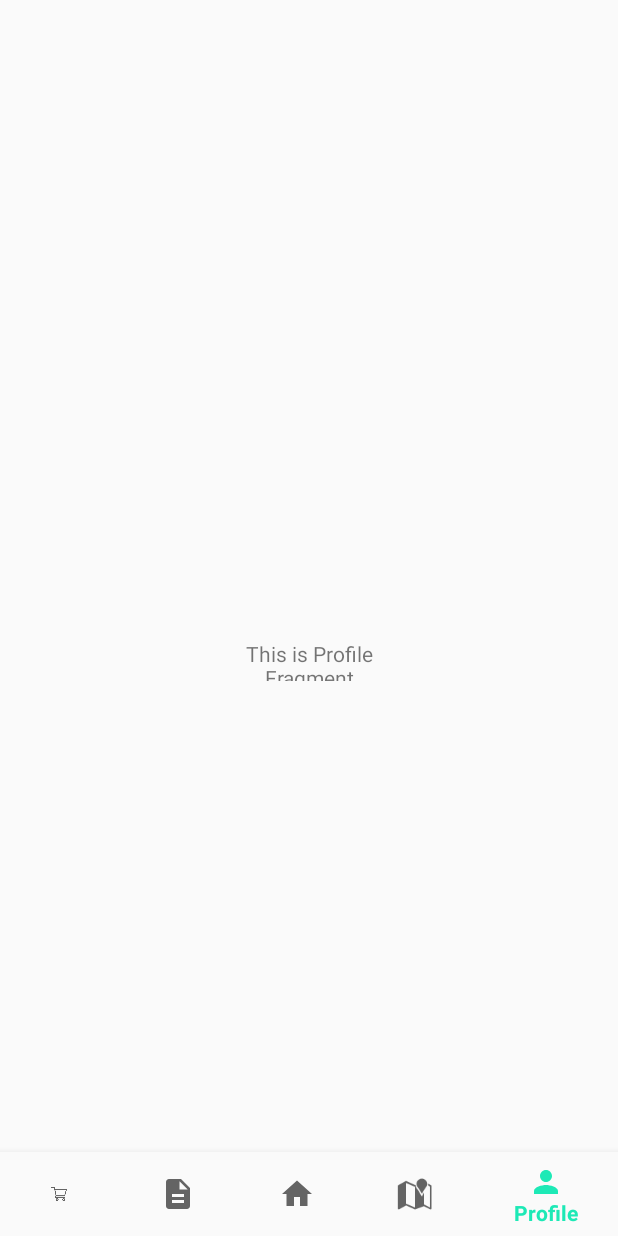
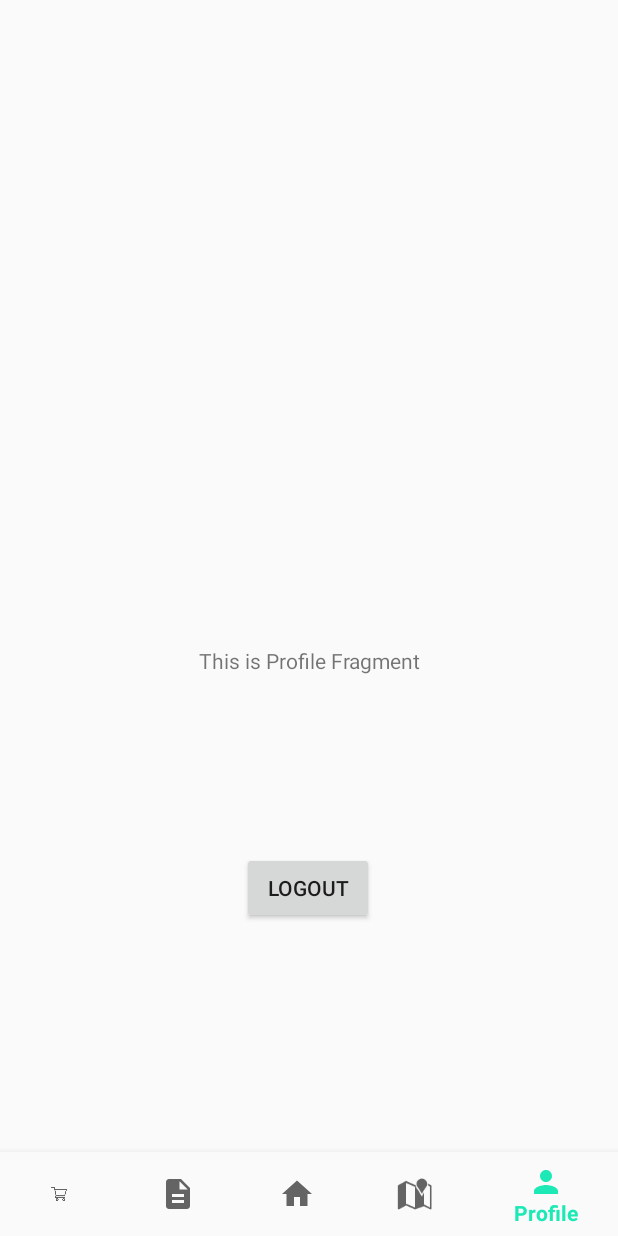
Before and after one commit to Pharma-collect/mobile-app-client, an Android app: the ProfileFragment screen opened through its navigation route, on a phone screen of 412 x 824 dp. Run offline under Robolectric (Android 15) with nearby library versions, the phone set to English and light mode, and no system bars; our stand-ins replace data binding, navigation-ui; network calls fail; 2 statements that could not run were skipped.

Commit message:
Logout OK

```diff
--- a/app/src/main/java/projetbe/romelemma/MainActivity.kt
+++ b/app/src/main/java/projetbe/romelemma/MainActivity.kt
@@ -1,5 +1,6 @@
 package projetbe.romelemma
 
+import android.content.Intent
 import android.os.Bundle
 import android.util.JsonToken
 import android.util.Log
@@ -33,4 +34,10 @@ class MainActivity : AppCompatActivity() {
     fun onButtonClicked(view: View){
         Toast.makeText(this, "Button Clicked", Toast.LENGTH_SHORT).show()
     }
+
+    fun onLogoutClicked(view: View){
+        val intent = Intent(this, LoginActivity::class.java)
+        startActivity(intent)
+        finish()
+    }
 }
--- a/app/src/main/java/projetbe/romelemma/ui/profile/ProfileViewModel.kt
+++ b/app/src/main/java/projetbe/romelemma/ui/profile/ProfileViewModel.kt
@@ -1,14 +1,34 @@
 package projetbe.romelemma.ui.profile
 
+import android.app.Application
+import android.util.Log
+import androidx.lifecycle.AndroidViewModel
 import androidx.lifecycle.LiveData
 import androidx.lifecycle.MutableLiveData
 import androidx.lifecycle.ViewModel
+import kotlinx.coroutines.CoroutineScope
+import kotlinx.coroutines.MainScope
+import kotlinx.coroutines.launch
+import projetbe.romelemma.dataClass.User
+import projetbe.romelemma.services.FileService
 
-class ProfileViewModel : ViewModel() {
+class ProfileViewModel(
+    application: Application
+) : AndroidViewModel(application), CoroutineScope by MainScope() {
 
     private val _text = MutableLiveData<String>().apply {
         value = "This is Profile Fragment"
     }
     val text: LiveData<String> = _text
 
+    var user: User = User()
+    val fileService: FileService = FileService()
+    private val context = getApplication<Application>().applicationContext
+
+    init {
+        launch{
+            user = fileService.getData(context)
+            _text.value = "You are logged in as ${user.name} ${user.lastname}"
+        }
+    }
 }
--- a/app/src/main/res/layout/profile_fragment.xml
+++ b/app/src/main/res/layout/profile_fragment.xml
@@ -4,7 +4,9 @@
     xmlns:tools="http://schemas.android.com/tools">
 
     <data>
-
+        <variable
+            name="profileviewmodel"
+            type="projetbe.romelemma.ui.profile.ProfileViewModel" />
     </data>
 
     <androidx.constraintlayout.widget.ConstraintLayout
@@ -15,13 +17,26 @@
 
         <TextView
             android:id="@+id/tvHelloProfile"
-            android:layout_width="91dp"
-            android:layout_height="28dp"
-            android:text="TextView"
+            android:layout_width="wrap_content"
+            android:layout_height="wrap_content"
+            android:text="@{profileviewmodel.text}"
             android:textAlignment="center"
             app:layout_constraintBottom_toBottomOf="parent"
             app:layout_constraintEnd_toEndOf="parent"
             app:layout_constraintStart_toStartOf="parent"
             app:layout_constraintTop_toTopOf="parent" />
+
+        <Button
+            android:id="@+id/btLogout"
+            android:layout_width="wrap_content"
+            android:layout_height="wrap_content"
+            android:text="@string/logout"
+            android:onClick="onLogoutClicked"
+            app:layout_constraintBottom_toBottomOf="parent"
+            app:layout_constraintEnd_toEndOf="parent"
+            app:layout_constraintHorizontal_bias="0.498"
+            app:layout_constraintStart_toStartOf="parent"
+            app:layout_constraintTop_toTopOf="parent"
+            app:layout_constraintVertical_bias="0.711" />
     </androidx.constraintlayout.widget.ConstraintLayout>
 </layout>
```
